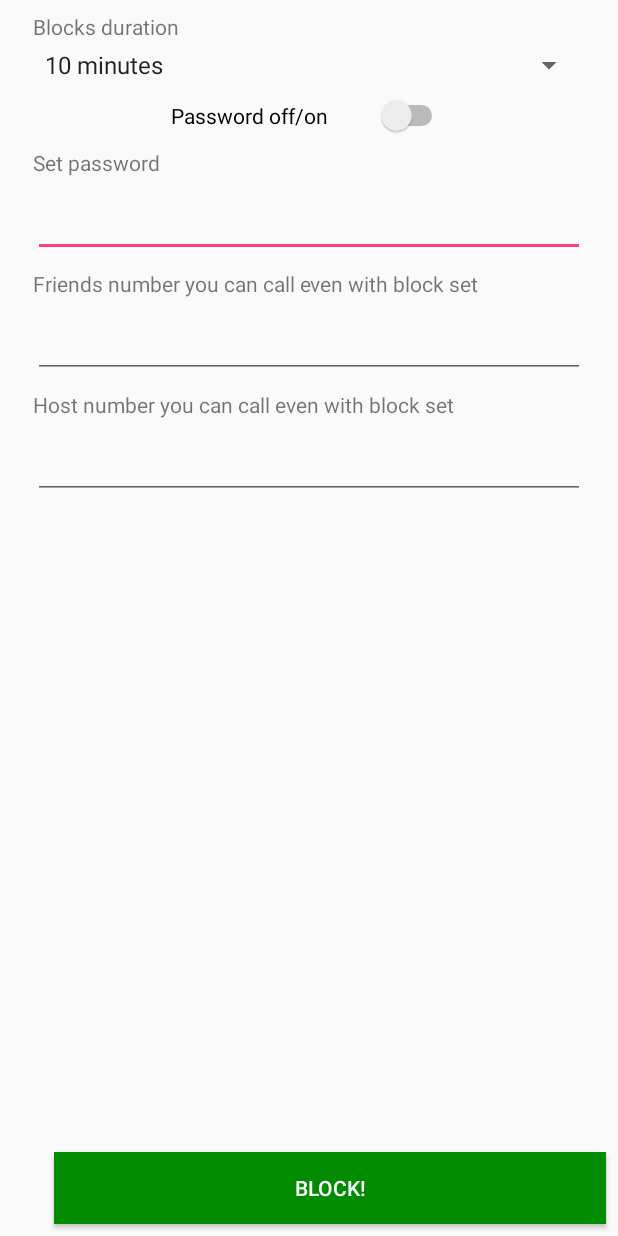
After one commit to kkoripl/DrunkBlock, an Android app: the Settings screen opened directly, with no data from a screen before it, on a phone screen of 412 x 824 dp. The commit adds this screen. Run offline under Robolectric (Android 15) with nearby library versions, the phone set to English and light mode, and no system bars.

Commit message:
App's list view binded with settings view. Settings binded with starting blocking process. App's list transfered from first to the latter and to block service, password transfered, block starting and blocking.

```diff
--- a/app/build.gradle
+++ b/app/build.gradle
@@ -26,4 +26,5 @@ dependencies {
     testImplementation 'junit:junit:4.12'
     androidTestImplementation 'com.android.support.test:runner:1.0.1'
     androidTestImplementation 'com.android.support.test.espresso:espresso-core:3.0.1'
+    implementation 'com.android.support:recyclerview-v7:27.1.1'
 }
--- a/app/src/main/AndroidManifest.xml
+++ b/app/src/main/AndroidManifest.xml
@@ -1,7 +1,8 @@
 <?xml version="1.0" encoding="utf-8"?>
 <manifest xmlns:android="http://schemas.android.com/apk/res/android"
     xmlns:tools="http://schemas.android.com/tools"
-    package="konrad_wpam.drunkblock">
+    package="konrad_wpam.drunkblock"
+    >
 
     <uses-permission android:name="android.permission.KILL_BACKGROUND_PROCESSES" />
     <uses-permission android:name="android.permission.PACKAGE_USAGE_STATS" tools:ignore="ProtectedPermissions"/>
@@ -30,6 +31,7 @@
             </intent-filter>
         </activity>
         <activity android:name=".AppsListTemp"></activity>
+        <activity android:name=".Settings"></activity>
         <receiver android:name=".UnlockScreenBroadcastReceiver">
         </receiver>
         <service android:name="PasswordService" />
--- a/app/src/main/java/drunkblock_listview/AppsListViewAdapter.java
+++ b/app/src/main/java/drunkblock_listview/AppsListViewAdapter.java
@@ -4,8 +4,10 @@ import android.content.Context;
 import android.view.LayoutInflater;
 import android.view.View;
 import android.view.ViewGroup;
+import android.widget.AdapterView;
 import android.widget.BaseAdapter;
 import android.widget.ImageView;
+import android.widget.ListView;
 import android.widget.TextView;
 
 import java.util.ArrayList;
@@ -81,4 +83,5 @@ public class AppsListViewAdapter extends BaseAdapter
         public ImageView appThumbnail;
         public ImageView padlock;
     }
+
 }
--- a/app/src/main/java/konrad_wpam/drunkblock/BlockedAppCallResolver.java
+++ b/app/src/main/java/konrad_wpam/drunkblock/BlockedAppCallResolver.java
@@ -23,7 +23,6 @@ public class BlockedAppCallResolver extends android.app.Activity //FragmentActiv
     public void onCreate(Bundle savedInstanceState)
     {
         super.onCreate(savedInstanceState);
-        //createPasswordDialog();
         passwordWindow = createPasswordWindow();
         passwordWindow.show();
     }
@@ -56,7 +55,6 @@ public class BlockedAppCallResolver extends android.app.Activity //FragmentActiv
             }
         });
         passwordSignsOrder = samplingWithoutReplacement(passwordSet.length());
-       // setContentView(mView);
         TextView title = (TextView) mView.findViewById(R.id.pw_title);
         title.setText(R.string.signs_order + Arrays.toString(passwordSignsOrder));
         builder.setView(mView);
@@ -68,7 +66,6 @@ public class BlockedAppCallResolver extends android.app.Activity //FragmentActiv
                 if(!checkPassword(passwordField.getText().toString(),passwordSet,passwordSignsOrder)) actionIfPasswordFailed();
                 else
                 {
-                    //ad.dismiss();
                     finish();
                 }
             }
--- a/app/src/main/java/konrad_wpam/drunkblock/DataToSetBlock.java
+++ b/app/src/main/java/konrad_wpam/drunkblock/DataToSetBlock.java
@@ -1,22 +1,52 @@
 package konrad_wpam.drunkblock;
 
+import java.lang.reflect.Array;
 import java.util.ArrayList;
 import java.util.List;
 
 public class DataToSetBlock
 {
+    private static DataToSetBlock instance;
     private String password;
     private float blockHours;
-    private List<String> appsToBlockPkgNames;
+    private ArrayList<String> appsToBlockPkgNames = new ArrayList<String>();
+    private String friend_number;
+    private String host_number;
 
-    public DataToSetBlock()
+
+    private DataToSetBlock() {
+    }
+
+    public static DataToSetBlock getDataToBlockInstance()
     {
-        appsToBlockPkgNames = new ArrayList<String>();
+        if(instance == null) instance = new DataToSetBlock();
+        return instance;
+    }
+
+    public void nullSettingsData()
+    {
+        password = null;
+        blockHours = 0;
+        friend_number = null;
+        host_number = null;
     }
 
     public void addAppToBlockList(String appPackageName)
     {
         appsToBlockPkgNames.add(appPackageName);
+    }
+
+    public void setAppsToBlockPkgNames(ArrayList<String> appsToBlockPkgNames) {
+        if(appsToBlockPkgNames == null)
+        {
+            this.appsToBlockPkgNames.clear();
+        }
+        else this.appsToBlockPkgNames= appsToBlockPkgNames;
+    }
+
+    public void addAppsToBlockList(ArrayList<String> packageNames)
+    {
+        appsToBlockPkgNames.addAll(packageNames);
     }
 
     // GETTERS & SETTERS
@@ -40,7 +70,19 @@ public class DataToSetBlock
         return appsToBlockPkgNames;
     }
 
-    public void setAppsToBlockPkgNames(List<String> appsToBlockPkgNames) {
-        this.appsToBlockPkgNames = appsToBlockPkgNames;
+    public String getFriend_number() {
+        return friend_number;
+    }
+
+    public void setFriend_number(String friend_number) {
+        this.friend_number = friend_number;
+    }
+
+    public String getHost_number() {
+        return host_number;
+    }
+
+    public void setHost_number(String host_number) {
+        this.host_number = host_number;
     }
 }
--- /dev/null
+++ b/app/src/main/java/konrad_wpam/drunkblock/Settings.java
@@ -0,0 +1,87 @@
+package konrad_wpam.drunkblock;
+
+import android.app.Activity;
+import android.content.Context;
+import android.content.Intent;
+import android.os.Bundle;
+import android.view.View;
+import android.widget.Button;
+import android.widget.CompoundButton;
+import android.widget.EditText;
+import android.widget.Spinner;
+import android.widget.Switch;
+import android.widget.Toast;
+
+public class Settings extends Activity
+{
+    private DataToSetBlock dtsb = DataToSetBlock.getDataToBlockInstance();
+    private Context thisContext = this;
+    private Button block_button;
+    private Spinner block_hours;
+    private Switch pass_off_on;
+    private EditText password, host_number, friend_number;
+
+    @Override
+    protected void onCreate(Bundle savedInstanceState) {
+        super.onCreate(savedInstanceState);
+        setContentView(R.layout.lock_settings);
+        initViewObjects();
+    }
+
+    private void initViewObjects()
+    {
+        block_hours = (Spinner) findViewById(R.id.block_duration);
+        pass_off_on = (Switch) findViewById(R.id.password_switch);
+        password = (EditText) findViewById(R.id.set_password_field);
+        host_number = (EditText) findViewById(R.id.host_number_field);
+        friend_number = (EditText) findViewById(R.id.friends_number_field);
+        block_button = (Button) findViewById(R.id.block_button);
+        addPassOffOnListener();
+        addBlockButtonListener();
+    }
+
+    private void getBlockData(DataToSetBlock dtsb)
+    {
+        dtsb.nullSettingsData();
+        if(pass_off_on.isChecked())
+        {
+            dtsb.setPassword(password.getText().toString());
+        }
+        if(!host_number.getText().toString().equals(null))
+        {
+            dtsb.setHost_number(host_number.getText().toString());
+        }
+        if(!friend_number.getText().toString().equals(null))
+        {
+            dtsb.setFriend_number(friend_number.getText().toString());
+        }
+    }
+
+    private void addPassOffOnListener()
+    {
+        pass_off_on.setOnCheckedChangeListener(new CompoundButton.OnCheckedChangeListener() {
+            @Override
+            public void onCheckedChanged(CompoundButton buttonView, boolean isChecked) {
+                if(isChecked) password.setActivated(true);
+                else
+                {
+                    password.setText(null);
+                    password.setActivated(false);
+                }
+            }
+        });
+    }
+
+    private void addBlockButtonListener()
+    {
+        block_button.setOnClickListener(new View.OnClickListener() {
+            @Override
+            public void onClick(View v) {
+
+                Toast.makeText(thisContext,"Block set",Toast.LENGTH_SHORT);
+                startService(new Intent(thisContext, PasswordService.class));
+            }
+        });
+    }
+
+}
--- /dev/null
+++ b/app/src/main/res/layout/lock_settings.xml
@@ -0,0 +1,134 @@
+<?xml version="1.0" encoding="utf-8"?>
+<android.support.constraint.ConstraintLayout xmlns:android="http://schemas.android.com/apk/res/android"
+    xmlns:app="http://schemas.android.com/apk/res-auto"
+    xmlns:tools="http://schemas.android.com/tools"
+    android:layout_width="match_parent"
+    android:layout_height="match_parent">
+
+
+    <Spinner
+        android:id="@+id/block_duration"
+        android:layout_width="368dp"
+        android:layout_height="wrap_content"
+        android:layout_marginEnd="8dp"
+        android:layout_marginStart="8dp"
+        android:layout_marginTop="8dp"
+        android:entries="@array/hours_spinner_items"
+        app:layout_constraintEnd_toEndOf="parent"
+        app:layout_constraintStart_toStartOf="parent"
+        app:layout_constraintTop_toBottomOf="@+id/b_duration_text" />
+
+    <TextView
+        android:id="@+id/b_duration_text"
+        android:layout_width="368dp"
+        android:layout_height="15dp"
+        android:layout_marginEnd="8dp"
+        android:layout_marginStart="8dp"
+        android:layout_marginTop="8dp"
+        android:text="@string/blocks_duration"
+        app:layout_constraintEnd_toEndOf="parent"
+        app:layout_constraintStart_toStartOf="parent"
+        app:layout_constraintTop_toTopOf="parent" />
+
+    <Button
+        android:id="@+id/block_button"
+        android:layout_width="368dp"
+        android:layout_height="wrap_content"
+        android:layout_marginBottom="8dp"
+        android:layout_marginEnd="8dp"
+        android:text="@string/start_blocking"
+        android:background="@color/colorGreen"
+        android:textColor="@color/colorWhite"
+        app:layout_constraintBottom_toBottomOf="parent"
+        app:layout_constraintEnd_toEndOf="parent" />
+
+    <Switch
+        android:id="@+id/password_switch"
+        android:layout_width="wrap_content"
+        android:layout_height="wrap_content"
+        android:layout_marginEnd="8dp"
+        android:layout_marginStart="8dp"
+        android:layout_marginTop="8dp"
+        android:text="@string/password_on_off"
+        android:switchPadding="32dp"
+        app:layout_constraintEnd_toEndOf="parent"
+        app:layout_constraintStart_toStartOf="parent"
+        app:layout_constraintTop_toBottomOf="@+id/block_duration" />
+
+    <TextView
+        android:id="@+id/set_password_text"
+        android:layout_width="368dp"
+        android:layout_height="wrap_content"
+        android:layout_marginEnd="8dp"
+        android:layout_marginStart="8dp"
+        android:layout_marginTop="8dp"
+        android:text="@string/set_password"
+        app:layout_constraintEnd_toEndOf="parent"
+        app:layout_constraintStart_toStartOf="parent"
+        app:layout_constraintTop_toBottomOf="@+id/password_switch" />
+
+    <EditText
+        android:id="@+id/set_password_field"
+        android:layout_width="368dp"
+        android:layout_height="wrap_content"
+        android:layout_marginEnd="8dp"
+        android:layout_marginStart="8dp"
+        android:layout_marginTop="8dp"
+        android:ems="10"
+        android:inputType="textPersonName"
+        android:text=""
+        app:layout_constraintEnd_toEndOf="parent"
+        app:layout_constraintStart_toStartOf="parent"
+        app:layout_constraintTop_toBottomOf="@+id/set_password_text" />
+
+    <TextView
+        android:id="@+id/friends_number_text"
+        android:layout_width="368dp"
+        android:layout_height="wrap_content"
+        android:layout_marginEnd="8dp"
+        android:layout_marginStart="8dp"
+        android:layout_marginTop="8dp"
+        android:text="@string/friend_number"
+        app:layout_constraintEnd_toEndOf="parent"
+        app:layout_constraintStart_toStartOf="parent"
+        app:layout_constraintTop_toBottomOf="@+id/set_password_field" />
+
+    <EditText
+        android:id="@+id/friends_number_field"
+        android:layout_width="368dp"
+        android:layout_height="wrap_content"
+        android:layout_marginEnd="8dp"
+        android:layout_marginStart="8dp"
+        android:layout_marginTop="8dp"
+        android:ems="10"
+        android:inputType="phone"
+        app:layout_constraintEnd_toEndOf="parent"
+        app:layout_constraintStart_toStartOf="parent"
+        app:layout_constraintTop_toBottomOf="@+id/friends_number_text" />
+
+    <TextView
+        android:id="@+id/host_number_text"
+        android:layout_width="368dp"
+        android:layout_height="wrap_content"
+        android:layout_marginEnd="8dp"
+        android:layout_marginStart="8dp"
+        android:layout_marginTop="8dp"
+        android:text="@string/host_number"
+        app:layout_constraintEnd_toEndOf="parent"
+        app:layout_constraintStart_toStartOf="parent"
+        app:layout_constraintTop_toBottomOf="@+id/friends_number_field" />
+
+    <EditText
+        android:id="@+id/host_number_field"
+        android:layout_width="368dp"
+        android:layout_height="wrap_content"
+        android:layout_marginEnd="8dp"
+        android:layout_marginStart="8dp"
+        android:layout_marginTop="8dp"
+        android:ems="10"
+        android:inputType="phone"
+        app:layout_constraintEnd_toEndOf="parent"
+        app:layout_constraintStart_toStartOf="parent"
+        app:layout_constraintTop_toBottomOf="@+id/host_number_text" />
+
+</android.support.constraint.ConstraintLayout>
--- a/app/src/main/res/values/strings.xml
+++ b/app/src/main/res/values/strings.xml
@@ -10,4 +10,20 @@
     <string name="locked">locked</string>
     <string name="unlocked"></string>
     <string name="to_lock_settings">To lock settings</string>
+    <string name="blocks_duration">Blocks duration</string>
+    <string name="set_password">Set password</string>
+    <string name="password_on_off">Password off/on</string>
+    <string name="friend_number">Friends number you can call even with block set</string>
+    <string name="host_number">Host number you can call even with block set</string>
+    <string name="start_blocking">Block!</string>
+
+    <string-array name="hours_spinner_items">
+        <item>10 minutes</item>
+        <item>30 minutes</item>
+        <item>1 hour</item>
+        <item>3 hours</item>
+        <item>6 hours</item>
+        <item>12 hours</item>
+        <item>24 hours</item>
+    </string-array>
 </resources>
```
Also changed, not shown: app/src/main/java/konrad_wpam/drunkblock/PasswordService.java (+11 -45 lines).
